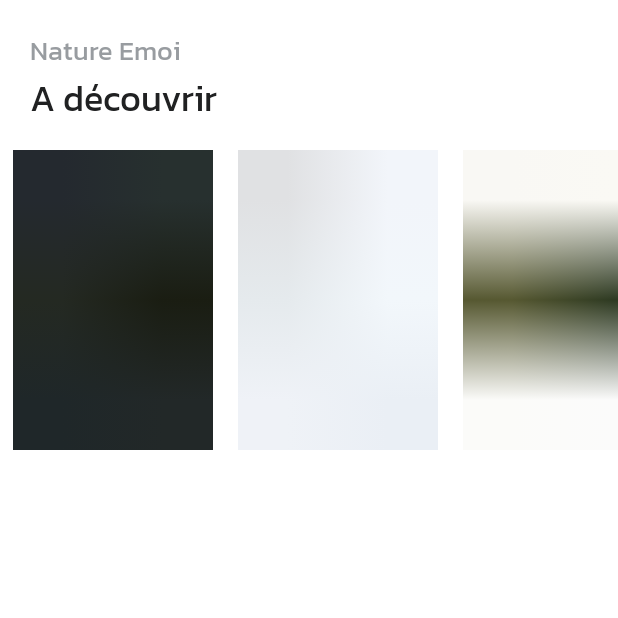
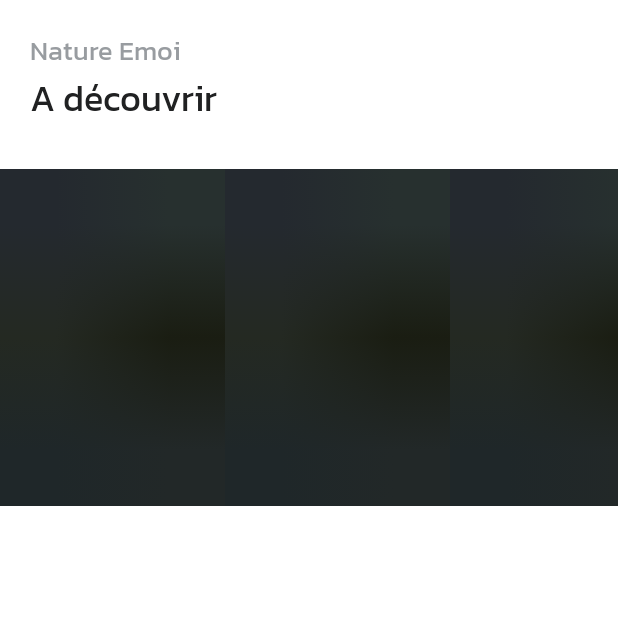
Before and after one commit to lardotn/NatureCollection, an Android app: the screen it shows after launch (MainActivity), on a phone screen of 412 x 824 dp, the top half of it. Run offline under Robolectric (Android 15) with nearby library versions, the phone set to English and light mode, and no system bars.

Commit message:
Create recyclerview and PlantAdapter.kt

```diff
--- /dev/null
+++ b/app/src/main/java/com/youtube/naturecollection/adapter/PlantAdapter.kt
@@ -0,0 +1,32 @@
+package com.youtube.naturecollection.adapter
+
+import android.view.LayoutInflater
+import android.view.View
+import android.view.ViewGroup
+import android.widget.ImageView
+import androidx.recyclerview.widget.RecyclerView
+import com.youtube.naturecollection.R
+
+class PlantAdapter : RecyclerView.Adapter<PlantAdapter.ViewHolder>() {
+
+    // Boite pour ranger tous les composants à controler
+    class ViewHolder(view: View) : RecyclerView.ViewHolder(view) {
+        // Image de la plante
+        val plantImage = view.findViewById<ImageView>(R.id.image_item)
+    }
+
+    override fun onCreateViewHolder(parent: ViewGroup, viewType: Int): ViewHolder {
+        val view = LayoutInflater
+            .from(parent.context)
+            .inflate(R.layout.item_horizontal_plant, parent, false)
+        return ViewHolder(view)
+    }
+
+    override fun onBindViewHolder(holder: ViewHolder, position: Int) {
+    }
+
+    override fun getItemCount(): Int {
+        return 5
+    }
+
+}
--- a/app/src/main/java/com/youtube/naturecollection/fragments/HomeFragment.kt
+++ b/app/src/main/java/com/youtube/naturecollection/fragments/HomeFragment.kt
@@ -5,7 +5,9 @@ import android.view.LayoutInflater
 import android.view.View
 import android.view.ViewGroup
 import androidx.fragment.app.Fragment
+import androidx.recyclerview.widget.RecyclerView
 import com.youtube.naturecollection.R
+import com.youtube.naturecollection.adapter.PlantAdapter
 
 class HomeFragment : Fragment() {
 
@@ -14,7 +16,13 @@ class HomeFragment : Fragment() {
         container: ViewGroup?,
         savedInstanceState: Bundle?
     ): View? {
-        return inflater?.inflate(R.layout.fragment_home, container, false)
+        val view = inflater?.inflate(R.layout.fragment_home, container, false)
+
+        // Récupérer le recyclerview
+        val horizontalRecyclerView = view.findViewById<RecyclerView>(R.id.horizontal_recycler_view)
+        horizontalRecyclerView.adapter = PlantAdapter()
+
+        return view
     }
 
 }
--- a/app/src/main/res/layout/fragment_home.xml
+++ b/app/src/main/res/layout/fragment_home.xml
@@ -1,22 +1,15 @@
 <?xml version="1.0" encoding="utf-8"?>
 <LinearLayout xmlns:android="http://schemas.android.com/apk/res/android"
+    xmlns:app="http://schemas.android.com/apk/res-auto"
     android:orientation="horizontal"
     android:layout_width="match_parent"
     android:layout_height="wrap_content">
 
-    <ImageView
-        android:layout_width="150dp"
-        android:layout_height="200dp"
-        android:src="@drawable/trending1"/>
-
-    <ImageView
-        android:layout_width="150dp"
-        android:layout_height="200dp"
-        android:src="@drawable/trending2"/>
-
-    <ImageView
-        android:layout_width="150dp"
-        android:layout_height="200dp"
-        android:src="@drawable/trending3"/>
+    <androidx.recyclerview.widget.RecyclerView
+        android:id="@+id/horizontal_recycler_view"
+        android:layout_width="match_parent"
+        android:layout_height="250dp"
+        app:layoutManager="androidx.recyclerview.widget.LinearLayoutManager"
+        android:orientation="horizontal"/>
 
 </LinearLayout>
--- /dev/null
+++ b/app/src/main/res/layout/item_horizontal_plant.xml
@@ -0,0 +1,13 @@
+<?xml version="1.0" encoding="utf-8"?>
+<LinearLayout xmlns:android="http://schemas.android.com/apk/res/android"
+    android:orientation="vertical"
+    android:layout_width="150dp"
+    android:layout_height="match_parent">
+
+    <ImageView
+        android:id="@+id/image_item"
+        android:layout_width="match_parent"
+        android:layout_height="match_parent"
+        android:src="@drawable/trending1"/>
+
+</LinearLayout>
```
